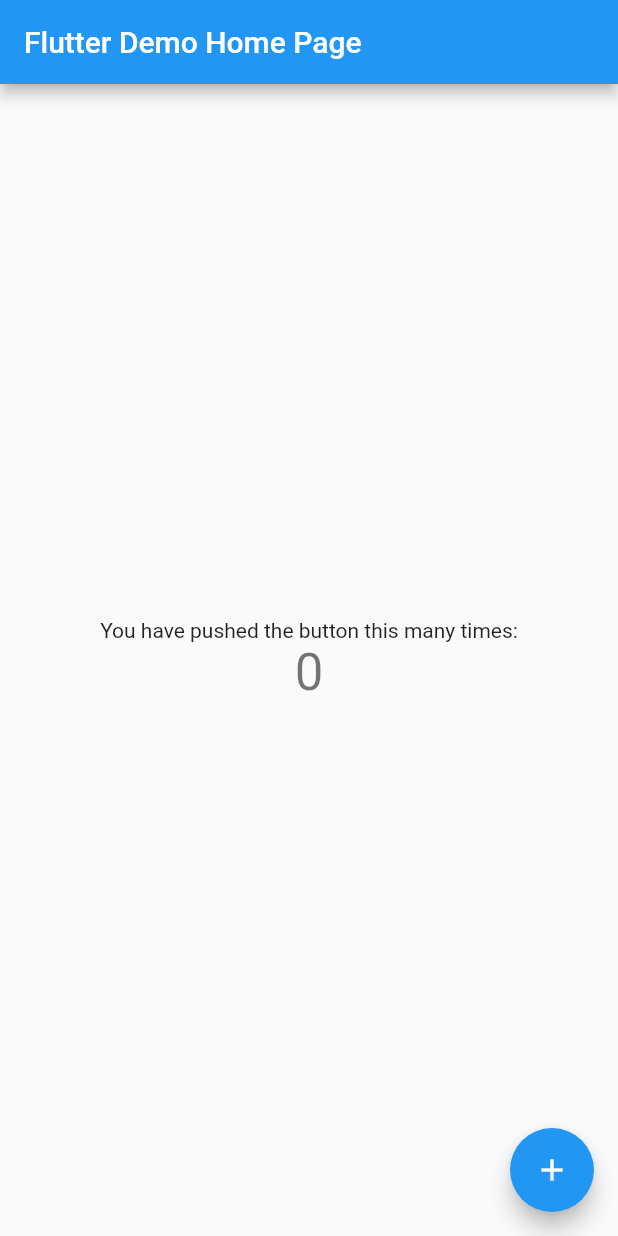
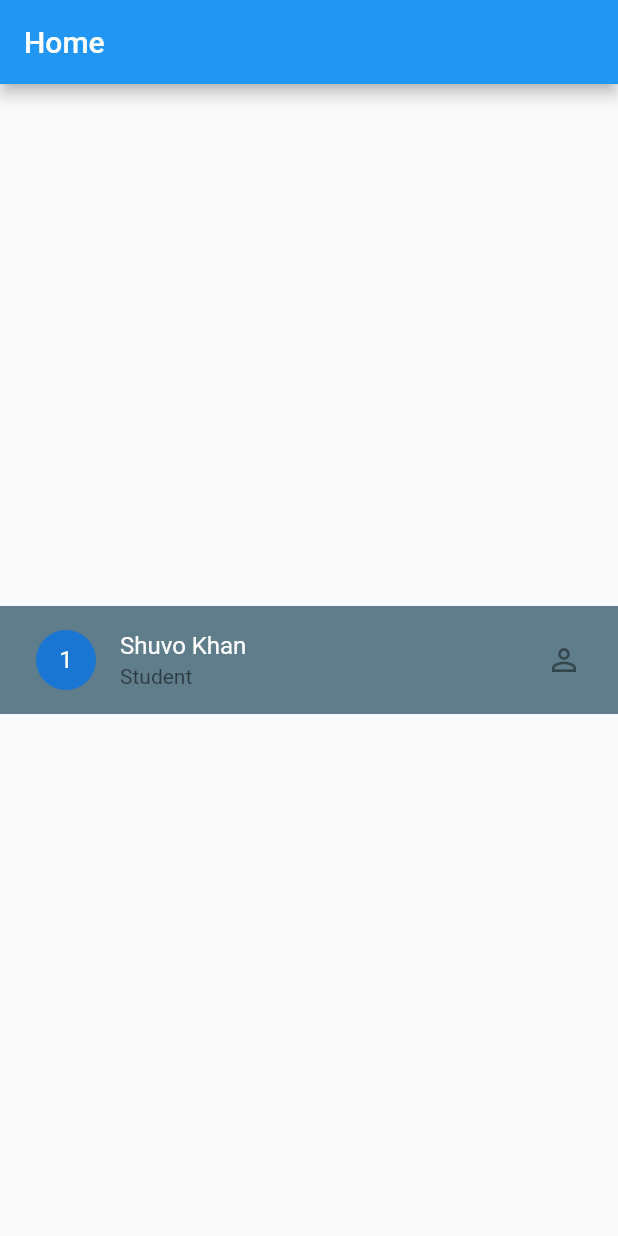
Before and after one commit to RafatMeraz/ostad_flutter_batch_two, a Flutter app: the screen it shows after launch, on a phone screen of 412 x 824 dp. Run offline on Flutter 3.47's test engine with Material 2 defaults, Android fonts, the phone set to English and light mode, and no system bars.

Commit message:
circleavater, listitle, progress indicator, linear indicator code has been added

```diff
--- a/lib/main.dart
+++ b/lib/main.dart
@@ -13,103 +13,73 @@ class MyApp extends StatelessWidget {
     return MaterialApp(
       title: 'Flutter Demo',
       theme: ThemeData(
-        // This is the theme of your application.
-        //
-        // Try running your application with "flutter run". You'll see the
-        // application has a blue toolbar. Then, without quitting the app, try
-        // changing the primarySwatch below to Colors.green and then invoke
-        // "hot reload" (press "r" in the console where you ran "flutter run",
-        // or simply save your changes to "hot reload" in a Flutter IDE).
-        // Notice that the counter didn't reset back to zero; the application
-        // is not restarted.
         primarySwatch: Colors.blue,
       ),
-      home: const MyHomePage(title: 'Flutter Demo Home Page'),
+      home: const Home(),
     );
   }
 }
 
-class MyHomePage extends StatefulWidget {
-  const MyHomePage({super.key, required this.title});
-
-  // This widget is the home page of your application. It is stateful, meaning
-  // that it has a State object (defined below) that contains fields that affect
-  // how it looks.
-
-  // This class is the configuration for the state. It holds the values (in this
-  // case the title) provided by the parent (in this case the App widget) and
-  // used by the build method of the State. Fields in a Widget subclass are
-  // always marked "final".
-
-  final String title;
-
-  @override
-  State<MyHomePage> createState() => _MyHomePageState();
-}
-
-class _MyHomePageState extends State<MyHomePage> {
-  int _counter = 0;
-
-  void _incrementCounter() {
-    setState(() {
-      // This call to setState tells the Flutter framework that something has
-      // changed in this State, which causes it to rerun the build method below
-      // so that the display can reflect the updated values. If we changed
-      // _counter without calling setState(), then the build method would not be
-      // called again, and so nothing would appear to happen.
-      _counter++;
-    });
-  }
+class Home extends StatelessWidget {
+  const Home({Key? key}) : super(key: key);
 
   @override
   Widget build(BuildContext context) {
-    // This method is rerun every time setState is called, for instance as done
-    // by the _incrementCounter method above.
-    //
-    // The Flutter framework has been optimized to make rerunning build methods
-    // fast, so that you can just rebuild anything that needs updating rather
-    // than having to individually change instances of widgets.
     return Scaffold(
       appBar: AppBar(
-        // Here we take the value from the MyHomePage object that was created by
-        // the App.build method, and use it to set our appbar title.
-        title: Text(widget.title),
+        title: Text('Home'),
       ),
       body: Center(
-        // Center is a layout widget. It takes a single child and positions it
-        // in the middle of the parent.
-        child: Column(
-          // Column is also a layout widget. It takes a list of children and
-          // arranges them vertically. By default, it sizes itself to fit its
-          // children horizontally, and tries to be as tall as its parent.
-          //
-          // Invoke "debug painting" (press "p" in the console, choose the
-          // "Toggle Debug Paint" action from the Flutter Inspector in Android
-          // Studio, or the "Toggle Debug Paint" command in Visual Studio Code)
-          // to see the wireframe for each widget.
-          //
-          // Column has various properties to control how it sizes itself and
-          // how it positions its children. Here we use mainAxisAlignment to
-          // center the children vertically; the main axis here is the vertical
-          // axis because Columns are vertical (the cross axis would be
-          // horizontal).
-          mainAxisAlignment: MainAxisAlignment.center,
-          children: <Widget>[
-            const Text(
-              'You have pushed the button this many times:',
-            ),
-            Text(
-              '$_counter',
-              style: Theme.of(context).textTheme.headline4,
-            ),
-          ],
+        // child: CircularProgressIndicator(
+        //   strokeWidth: 14,
+        //   color: Colors.red,
+        //   backgroundColor: Colors.black45,
+        //   value: 0.5,
+        //   // valueColor: Colors.green,
+        //   /// task : assign a animation color for value color
+        // ),
+        // child: SizedBox(
+        //   width: 300,
+        //   child: LinearProgressIndicator(
+        //     minHeight: 10,
+        //     value: 0.7,
+        //     color: Colors.pink,
+        //     backgroundColor: Colors.pink.shade50,
+        //   ),
+        // ),
+        // child: CircleAvatar(
+        //   backgroundColor: Colors.deepOrange,
+        //   backgroundImage: NetworkImage('https://upload.wikimedia.org/wikipedia/commons/3/33/Tom_Cruise_by_Gage_Skidmore_2.jpg'),
+        //   /// task - set a asset image here
+        //   radius: 50,
+        //   child: Icon(Icons.icecream, size: 50),
+        // ),
+        // child: Image.network('icons/heart.png'),
+        // child: AssetImage('icons/hear.png'),
+        child: ListTile(
+          title: Text('Shuvo Khan', style: TextStyle(
+            color: Colors.white
+          ),),
+          subtitle: Text('Student',),
+          leading: CircleAvatar(child: Text('1')),
+          trailing: Icon(Icons.person_outline_sharp),
+          tileColor: Colors.blueGrey,
+          contentPadding: EdgeInsets.symmetric(vertical: 0, horizontal: 24),
+          onTap: () {
+            print('Pressed');
+          },
+          onLongPress: () {
+            print('On long press');
+          },
         ),
       ),
-      floatingActionButton: FloatingActionButton(
-        onPressed: _incrementCounter,
-        tooltip: 'Increment',
-        child: const Icon(Icons.add),
-      ), // This trailing comma makes auto-formatting nicer for build methods.
     );
   }
 }
+/// widgets
+//Image.network
+//Image.asset
+
+/// image provider
+//NetworkImage
+//AssetImage
```
